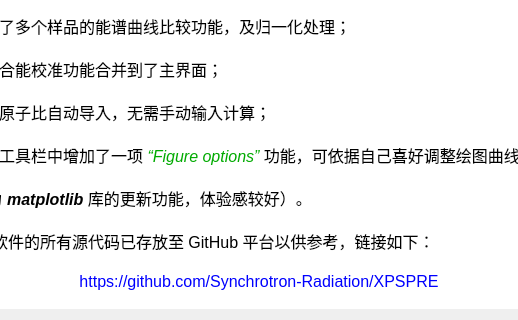
Old version of the form UIs/helper.ui in the repository SRMebius/XPSPRE; both pictures show x 358 to 876 and y 398 to 718 of the 1024 by 718 pixel window.
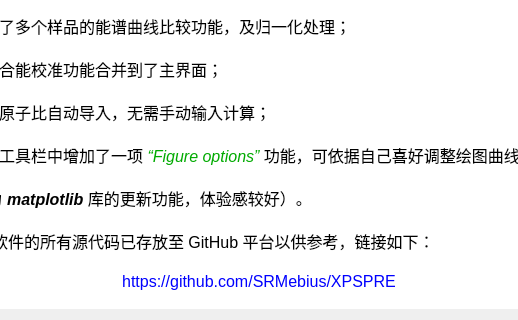
New version of the form. Icons and pictures are not drawn.

Diff of the .ui file:
```diff
--- a/UIs/helper.ui
+++ b/UIs/helper.ui
@@ -208,7 +208,7 @@
 &lt;p style=&quot;-qt-paragraph-type:empty; margin-top:0px; margin-bottom:0px; margin-left:0px; margin-right:0px; -qt-block-indent:0; text-indent:0px; font-size:12pt;&quot;&gt;&lt;br /&gt;&lt;/p&gt;
 &lt;p style=&quot; margin-top:0px; margin-bottom:0px; margin-left:0px; margin-right:0px; -qt-block-indent:0; text-indent:0px;&quot;&gt;&lt;span style=&quot; font-size:12pt;&quot;&gt;	有关该软件的所有源代码已存放至 GitHub 平台以供参考，链接如下：&lt;/span&gt;&lt;/p&gt;
 &lt;p style=&quot;-qt-paragraph-type:empty; margin-top:0px; margin-bottom:0px; margin-left:0px; margin-right:0px; -qt-block-indent:0; text-indent:0px; font-size:12pt;&quot;&gt;&lt;br /&gt;&lt;/p&gt;
-&lt;p align=&quot;center&quot; style=&quot; margin-top:0px; margin-bottom:0px; margin-left:0px; margin-right:0px; -qt-block-indent:0; text-indent:0px;&quot;&gt;&lt;span style=&quot; font-size:12pt; color:#0000ff;&quot;&gt;https://github.com/Synchrotron-Radiation/XPSPRE&lt;/span&gt;&lt;/p&gt;&lt;/body&gt;&lt;/html&gt;</string>
+&lt;p align=&quot;center&quot; style=&quot; margin-top:0px; margin-bottom:0px; margin-left:0px; margin-right:0px; -qt-block-indent:0; text-indent:0px;&quot;&gt;&lt;span style=&quot; font-size:12pt; color:#0000ff;&quot;&gt;https://github.com/SRMebius/XPSPRE&lt;/span&gt;&lt;/p&gt;&lt;/body&gt;&lt;/html&gt;</string>
        </property>
       </widget>
      </widget>
```
